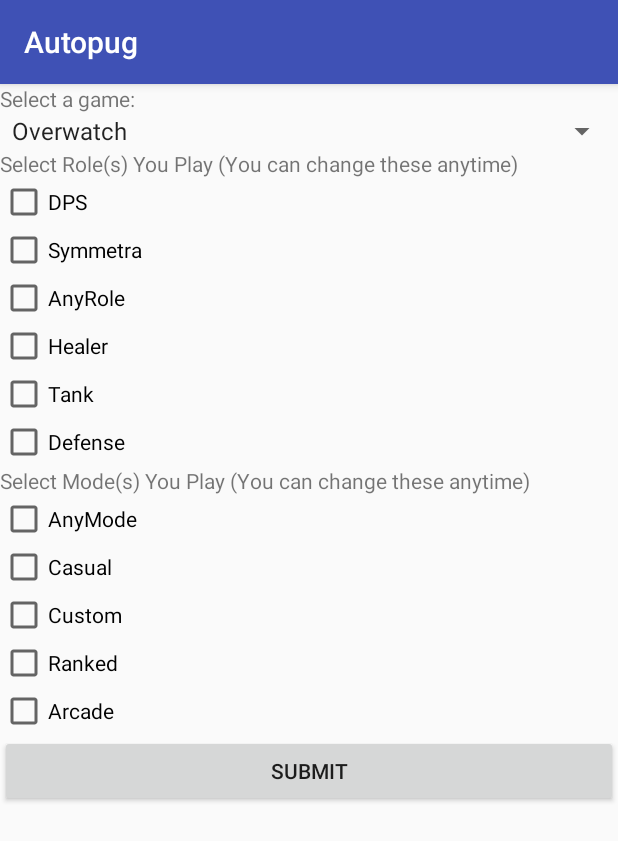
After one commit to izaheichou/Autopug, an Android app: the AddGameActivity screen opened directly, with no data from a screen before it, on a phone screen of 412 x 824 dp. The commit adds this screen. Shown: the top 841 px of the screen. Run offline under Robolectric (Android 15) with nearby library versions, the phone set to English and light mode, and no system bars.

Commit message:
started add game page
- changed some stuff in overwatch so roles are returned when unintialized
- added signout button
- added master list of games
- commented out displayName, firebase thing isn't working for some reason
todo: submit button listener, fix displayName

```diff
--- a/app/src/main/AndroidManifest.xml
+++ b/app/src/main/AndroidManifest.xml
@@ -17,7 +17,8 @@
             </intent-filter>
         </activity>
         <activity android:name=".RegistrationActivity" />
-        <activity android:name=".LoginActivity"></activity>
+        <activity android:name=".LoginActivity" />
+        <activity android:name=".AddGameActivity"></activity>
     </application>
 
 </manifest>
--- /dev/null
+++ b/app/src/main/java/cgdatlahacks2k18/autopug/AddGameActivity.java
@@ -0,0 +1,131 @@
+package cgdatlahacks2k18.autopug;
+
+import android.support.v7.app.AppCompatActivity;
+import android.os.Bundle;
+import android.util.Log;
+import android.view.View;
+import android.widget.AdapterView;
+import android.widget.ArrayAdapter;
+import android.widget.Button;
+import android.widget.CheckBox;
+import android.widget.LinearLayout;
+import android.widget.Spinner;
+import android.widget.TextView;
+
+import java.util.List;
+
+public class AddGameActivity extends AppCompatActivity {
+
+    private ArrayAdapter<CharSequence> gameArrayAdapter;
+
+
+    @Override
+    protected void onCreate(Bundle savedInstanceState) {
+        super.onCreate(savedInstanceState);
+        setContentView(R.layout.activity_add_game);
+
+        Spinner spinner = (Spinner) findViewById(R.id.gameslist_spinner);
+        gameArrayAdapter = ArrayAdapter.createFromResource(this, R.array.games_masterlist, android.R.layout.simple_spinner_item);
+        gameArrayAdapter.setDropDownViewResource(android.R.layout.simple_spinner_dropdown_item);
+        spinner.setAdapter(gameArrayAdapter);
+        spinner.setOnItemSelectedListener(new AdapterView.OnItemSelectedListener() {
+            @Override
+            public void onItemSelected(AdapterView<?> adapterView, View view, int i, long l) {
+                String selected = (String) adapterView.getItemAtPosition(i);
+                // generate game specific form here
+                if (selected.equals("Overwatch")) {
+                    generateOverwatchForm();
+                }
+            }
+
+            @Override
+            public void onNothingSelected(AdapterView<?> adapterView) {
+                // TODO: maybe toast?
+            }
+        });
+
+    }
+
+    private void generateOverwatchForm() {
+        Log.d("addgameactivity", "generate overwatch form called");
+        final GameTitle overwatch = new Overwatch();
+        // generate check boxes
+        List<String> roles = overwatch.getRoles();
+        List<String> modes = overwatch.getModes();
+        final LinearLayout layout = (LinearLayout) findViewById(R.id.activity_add_game);
+        final TextView roleLabel = new TextView(this);
+        final TextView modeLabel = new TextView(this);
+        roleLabel.setText("Select Role(s) You Play (You can change these anytime)");
+        modeLabel.setText("Select Mode(s) You Play (You can change these anytime)");
+
+        layout.addView(roleLabel,
+                new LinearLayout.LayoutParams(
+                        LinearLayout.LayoutParams.MATCH_PARENT,
+                        LinearLayout.LayoutParams.WRAP_CONTENT));
+
+        for (String role : roles) {
+            final CheckBox rolebox = new CheckBox(this);
+            rolebox.setId(Overwatch.assignIdToString(role));
+            // TODO: Layout params??
+            rolebox.setText(role);
+            rolebox.setOnClickListener(new View.OnClickListener() {
+                public void onClick (View view) {
+                    boolean checked = ((CheckBox) view).isChecked();
+
+                    String valueString = Overwatch.idToString(view.getId());
+                    overwatch.setRole(valueString, checked);
+                }
+            });
+            layout.addView(rolebox,
+                    new LinearLayout.LayoutParams(
+                            LinearLayout.LayoutParams.MATCH_PARENT,
+                            LinearLayout.LayoutParams.WRAP_CONTENT));
+        }
+
+        layout.addView(modeLabel,
+                new LinearLayout.LayoutParams(
+                        LinearLayout.LayoutParams.MATCH_PARENT,
+                        LinearLayout.LayoutParams.WRAP_CONTENT));
+
+        for (String mode : modes) {
+            final CheckBox modebox = new CheckBox(this);
+            modebox.setId(Overwatch.assignIdToString(mode));  // TODO: set this id, needs to be used on onclick
+            // TODO: Layout params??
+            modebox.setText(mode);
+            modebox.setOnClickListener(new View.OnClickListener() {
+                public void onClick (View view) {
+                    boolean checked = ((CheckBox) view).isChecked();
+
+                    String valueString = Overwatch.idToString(view.getId());
+                    overwatch.setMode(valueString, checked);
+                }
+            });
+            layout.addView(modebox,
+                    new LinearLayout.LayoutParams(
+                            LinearLayout.LayoutParams.MATCH_PARENT,
+                            LinearLayout.LayoutParams.WRAP_CONTENT));
+        }
+
+        final Button submitBtn = new Button(this);
+        submitBtn.setText("Submit");
+        // submitBtn.setId(69);
+        submitBtn.setOnClickListener(new View.OnClickListener() {
+            public void onClick(View view) {
+                // TODO: update database, User class? add overwatch instance to their list of games
+
+                /* // TODO: go to next page
+                Intent intent = new Intent(AddGameActivity.this, MainActivity.class);  // TODO: finalize next page
+                    startActivity(intent);
+                    finish();
+                    return;
+                 */
+            }
+        });
+        layout.addView(submitBtn,
+                new LinearLayout.LayoutParams(
+                    LinearLayout.LayoutParams.MATCH_PARENT,
+                    LinearLayout.LayoutParams.WRAP_CONTENT));
+    }
+
+
+}
--- a/app/src/main/java/cgdatlahacks2k18/autopug/GameTitle.java
+++ b/app/src/main/java/cgdatlahacks2k18/autopug/GameTitle.java
@@ -10,4 +10,6 @@ public interface GameTitle {
     List<String> getRoles();
     void setModes();
     List<String> getModes();
+    void setRole(String role, Boolean val);
+    void setMode(String mode, Boolean val);
 }
--- a/app/src/main/java/cgdatlahacks2k18/autopug/Overwatch.java
+++ b/app/src/main/java/cgdatlahacks2k18/autopug/Overwatch.java
@@ -10,22 +10,91 @@ public class Overwatch implements GameTitle {
     private String mBio;
     private Map<String, Boolean> mRoles;  // DPS, Healer, Tank, Defense, Symmetra, Any
     private Map<String, Boolean> mModes;  // pick from Ranked, Casual, Arcade, Custom, Any
+    public enum RolesAndModes {
+        DPS(1), HEALER(2), TANK(3),
+        DEFENSE(4), SYMMETRA(5), ANYROLE(6),
+        RANKED(7), CASUAL(8), ARCADE(9), CUSTOM(10), ANYMODE(11);
+        private final int id;
+        RolesAndModes(int id) {
+            this.id = id;
+        }
+
+        public int getId() {
+            return id;
+        }
+    };
+
+    static public int assignIdToString(String s) {
+        if (s.equals("DPS")) {
+            return RolesAndModes.DPS.getId();
+        } else if (s.equals("Healer")) {
+            return RolesAndModes.HEALER.getId();
+        } else if (s.equals("Defense")) {
+            return RolesAndModes.DEFENSE.getId();
+        } else if (s.equals( "Tank")) {
+            return RolesAndModes.TANK.getId();
+        } else if (s.equals( "Symmetra")) {
+            return RolesAndModes.SYMMETRA.getId();
+        } else if (s.equals( "AnyRole")) {
+            return RolesAndModes.ANYROLE.getId();
+        } else if (s.equals( "Ranked")) {
+            return RolesAndModes.RANKED.getId();
+        } else if (s.equals( "Casual")) {
+            return RolesAndModes.CASUAL.getId();
+        } else if (s.equals( "Custom")) {
+            return RolesAndModes.CUSTOM.getId();
+        } else if (s.equals( "Arcade")) {
+            return RolesAndModes.ARCADE.getId();
+        } else {  // Any Mode
+            return RolesAndModes.ANYMODE.getId();
+        }
+    }
+
+    static public String idToString(int id) {
+        switch (id) {
+            case 1:
+                return "DPS";
+            case 2:
+                return "Healer";
+            case 3:
+                return "Tank";
+            case 4:
+                return "Defense";
+            case 5:
+                return "Symmetra";
+            case 6:
+                return "AnyRole";
+            case 7:
+                return "Ranked";
+            case 8:
+                return "Casual";
+            case 9:
+                return "Arcade";
+            case 10:
+                return "Custom";
+            case 11:
+                return "AnyMode";
+            default: return "ERROR";
+        }
+    }
 
     public Overwatch() {
         mRoles = new HashMap<>();
-        mRoles.put("DPS", false);
-        mRoles.put("Healer", false);
-        mRoles.put("Tank", false);
-        mRoles.put("Defense", false);
-        mRoles.put("Symmetra", false);
-        mRoles.put("Any", false);
+        mRoles.put("DPS", true);
+        mRoles.put("Healer", true);
+        mRoles.put("Tank", true);
+        mRoles.put("Defense", true);
+        mRoles.put("Symmetra", true);
+        mRoles.put("AnyRole", true);
 
         mModes = new HashMap<>();
-        mModes.put("Ranked", false);
-        mModes.put("Casual", false);
-        mModes.put("Arcade", false);
-        mModes.put("Custom", false);
-        mModes.put("Any", false);
+        mModes.put("Ranked", true);
+        mModes.put("Casual", true);
+        mModes.put("Arcade", true);
+        mModes.put("Custom", true);
+        mModes.put("AnyMode", true);
+
+        mBio = "";
     }
 
     public String getName() {
@@ -74,4 +143,11 @@ public class Overwatch implements GameTitle {
         return modes;
     }
 
+    public void setRole(String role, Boolean val) {
+        mRoles.put(role, val);
+    }
+
+    public void setMode(String mode, Boolean val) {
+        mModes.put(mode, val);
+    }
 }
--- /dev/null
+++ b/app/src/main/res/layout/activity_add_game.xml
@@ -0,0 +1,21 @@
+<?xml version="1.0" encoding="utf-8"?>
+<LinearLayout xmlns:android="http://schemas.android.com/apk/res/android"
+    xmlns:app="http://schemas.android.com/apk/res-auto"
+    xmlns:tools="http://schemas.android.com/tools"
+    android:layout_width="match_parent"
+    android:layout_height="match_parent"
+    tools:context=".AddGameActivity"
+    android:orientation="vertical"
+    android:id="@+id/activity_add_game">
+
+    <TextView
+        android:layout_width="match_parent"
+        android:layout_height="wrap_content"
+        android:text="Select a game:"/>
+    <Spinner
+        android:layout_width="match_parent"
+        android:layout_height="wrap_content"
+        android:id="@+id/gameslist_spinner">
+    </Spinner>
+
+</LinearLayout>
--- a/app/src/main/res/layout/activity_main.xml
+++ b/app/src/main/res/layout/activity_main.xml
@@ -7,6 +7,11 @@
     android:layout_height="match_parent"
     tools:context="cgdatlahacks2k18.autopug.MainActivity">
 
+    <Button
+        android:layout_width="wrap_content"
+        android:layout_height="wrap_content"
+        android:text="Sign Out"
+        android:onClick="logoutUser"/>
     <com.lorentzos.flingswipe.SwipeFlingAdapterView
         android:id="@+id/frame"
         android:background="#ffeee9e2"
--- /dev/null
+++ b/app/src/main/res/values/games.xml
@@ -0,0 +1,6 @@
+<?xml version="1.0" encoding="utf-8"?>
+<resources>
+    <string-array name="games_masterlist">
+        <item>Overwatch</item>
+    </string-array>
+</resources>
```
Also changed, not shown: app/src/main/java/cgdatlahacks2k18/autopug/MainActivity.java (+23 -4 lines), app/src/main/java/cgdatlahacks2k18/autopug/RegistrationActivity.java (+7 -6 lines).
